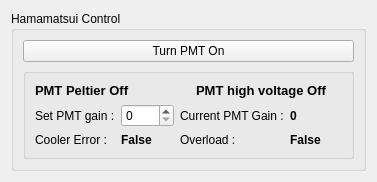
First picture: the form in acq4/devices/HamamatsuPMT/hamamatsuPMTTemplate.ui, repository mgraupe/acq4, before the edit.
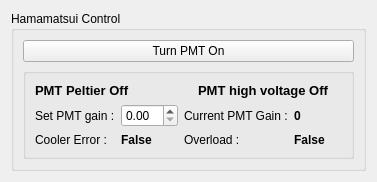
Second picture: the form after the edit. Custom widgets are drawn as their Qt base class.

Commit message: turned qspinbox into spinbox

Diff of the .ui file:
```diff
--- a/acq4/devices/HamamatsuPMT/hamamatsuPMTTemplate.ui
+++ b/acq4/devices/HamamatsuPMT/hamamatsuPMTTemplate.ui
@@ -125,7 +125,11 @@
           </widget>
          </item>
          <item row="1" column="1">
-          <widget class="QSpinBox" name="gainSpin"/>
+          <widget class="SpinBox" name="gainSpin">
+           <property name="suffix">
+            <string/>
+           </property>
+          </widget>
          </item>
         </layout>
        </widget>
@@ -148,6 +152,13 @@
    </item>
   </layout>
  </widget>
+ <customwidgets>
+  <customwidget>
+   <class>SpinBox</class>
+   <extends>QDoubleSpinBox</extends>
+   <header>acq4.pyqtgraph</header>
+  </customwidget>
+ </customwidgets>
  <resources/>
  <connections/>
 </ui>
```
Left out of the diff: 82 changed lines with no effect on the pictures.
